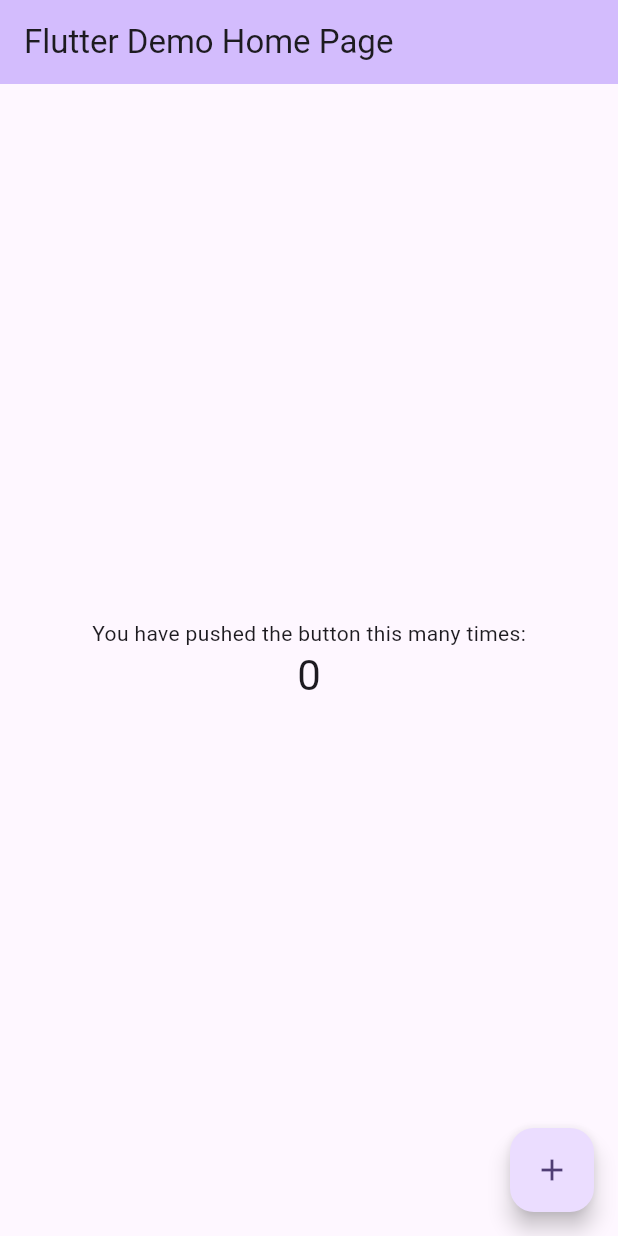
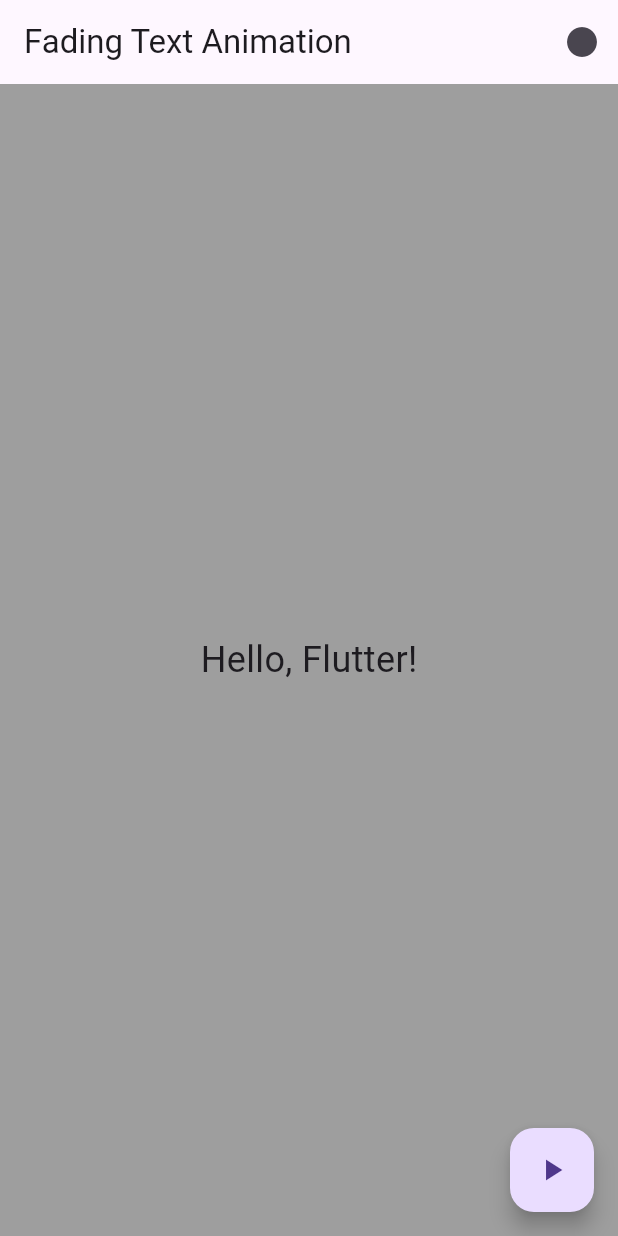
Before and after one commit to nuhs101/fading_text_app, a Flutter app: the screen it shows after launch, on a phone screen of 412 x 824 dp. Run offline on Flutter 3.47's test engine with Material 3 defaults, Android fonts, the phone set to English and light mode, and no system bars.

Commit message:
second screen and light and dark

```diff
--- a/lib/main.dart
+++ b/lib/main.dart
@@ -1,122 +1,119 @@
 import 'package:flutter/material.dart';
 
 void main() {
-  runApp(const MyApp());
+  runApp(MyApp());
 }
 
 class MyApp extends StatelessWidget {
   const MyApp({super.key});
 
-  // This widget is the root of your application.
   @override
   Widget build(BuildContext context) {
-    return MaterialApp(
-      title: 'Flutter Demo',
-      theme: ThemeData(
-        // This is the theme of your application.
-        //
-        // TRY THIS: Try running your application with "flutter run". You'll see
-        // the application has a purple toolbar. Then, without quitting the app,
-        // try changing the seedColor in the colorScheme below to Colors.green
-        // and then invoke "hot reload" (save your changes or press the "hot
-        // reload" button in a Flutter-supported IDE, or press "r" if you used
-        // the command line to start the app).
-        //
-        // Notice that the counter didn't reset back to zero; the application
-        // state is not lost during the reload. To reset the state, use hot
-        // restart instead.
-        //
-        // This works for code too, not just values: Most code changes can be
-        // tested with just a hot reload.
-        colorScheme: ColorScheme.fromSeed(seedColor: Colors.deepPurple),
-      ),
-      home: const MyHomePage(title: 'Flutter Demo Home Page'),
-    );
+    return MaterialApp(home: FadingTextAnimation());
   }
 }
 
-class MyHomePage extends StatefulWidget {
-  const MyHomePage({super.key, required this.title});
-
-  // This widget is the home page of your application. It is stateful, meaning
-  // that it has a State object (defined below) that contains fields that affect
-  // how it looks.
-
-  // This class is the configuration for the state. It holds the values (in this
-  // case the title) provided by the parent (in this case the App widget) and
-  // used by the build method of the State. Fields in a Widget subclass are
-  // always marked "final".
-
-  final String title;
+class FadingTextAnimation extends StatefulWidget {
+  const FadingTextAnimation({super.key});
 
   @override
-  State<MyHomePage> createState() => _MyHomePageState();
+  FadingTextAnimationState createState() => FadingTextAnimationState();
 }
 
-class _MyHomePageState extends State<MyHomePage> {
-  int _counter = 0;
+class FadingTextAnimationState extends State<FadingTextAnimation> {
+  bool _isVisible = true;
+  bool _mode = true;
+  void toggleVisibility() {
+    setState(() {
+      _isVisible = !_isVisible;
+    });
+  }
 
-  void _incrementCounter() {
+  void cycle() {
     setState(() {
-      // This call to setState tells the Flutter framework that something has
-      // changed in this State, which causes it to rerun the build method below
-      // so that the display can reflect the updated values. If we changed
-      // _counter without calling setState(), then the build method would not be
-      // called again, and so nothing would appear to happen.
-      _counter++;
+      _mode = !_mode;
     });
   }
 
   @override
   Widget build(BuildContext context) {
-    // This method is rerun every time setState is called, for instance as done
-    // by the _incrementCounter method above.
-    //
-    // The Flutter framework has been optimized to make rerunning build methods
-    // fast, so that you can just rebuild anything that needs updating rather
-    // than having to individually change instances of widgets.
     return Scaffold(
       appBar: AppBar(
-        // TRY THIS: Try changing the color here to a specific color (to
-        // Colors.amber, perhaps?) and trigger a hot reload to see the AppBar
-        // change color while the other colors stay the same.
-        backgroundColor: Theme.of(context).colorScheme.inversePrimary,
-        // Here we take the value from the MyHomePage object that was created by
-        // the App.build method, and use it to set our appbar title.
-        title: Text(widget.title),
+        title: Text('Fading Text Animation'),
+        actions: [IconButton(onPressed: cycle, icon: Icon(Icons.circle))],
       ),
-      body: Center(
-        // Center is a layout widget. It takes a single child and positions it
-        // in the middle of the parent.
-        child: Column(
-          // Column is also a layout widget. It takes a list of children and
-          // arranges them vertically. By default, it sizes itself to fit its
-          // children horizontally, and tries to be as tall as its parent.
-          //
-          // Column has various properties to control how it sizes itself and
-          // how it positions its children. Here we use mainAxisAlignment to
-          // center the children vertically; the main axis here is the vertical
-          // axis because Columns are vertical (the cross axis would be
-          // horizontal).
-          //
-          // TRY THIS: Invoke "debug painting" (choose the "Toggle Debug Paint"
-          // action in the IDE, or press "p" in the console), to see the
-          // wireframe for each widget.
-          mainAxisAlignment: MainAxisAlignment.center,
-          children: <Widget>[
-            const Text('You have pushed the button this many times:'),
-            Text(
-              '$_counter',
-              style: Theme.of(context).textTheme.headlineMedium,
-            ),
-          ],
+      body: SizedBox.expand(
+        child: AnimatedContainer(
+          duration: const Duration(milliseconds: 700),
+          curve: Curves.easeInOut,
+          color: _mode ? Colors.grey : Colors.lightBlue,
+          child: Column(
+            mainAxisAlignment: MainAxisAlignment.center,
+            children: [
+              AnimatedOpacity(
+                opacity: _isVisible ? 1.0 : 0.0,
+                duration: const Duration(seconds: 1),
+                child: Text('Hello, Flutter!', style: TextStyle(fontSize: 24)),
+              ),
+            ],
+          ),
         ),
       ),
       floatingActionButton: FloatingActionButton(
-        onPressed: _incrementCounter,
-        tooltip: 'Increment',
-        child: const Icon(Icons.add),
-      ), // This trailing comma makes auto-formatting nicer for build methods.
+        onPressed: toggleVisibility,
+        child: Icon(Icons.play_arrow),
+      ),
     );
   }
 }
+
+// Second Screen with FadeTransition
+class SecondScreen extends StatefulWidget {
+  const SecondScreen({super.key});
+
+  @override
+  State<SecondScreen> createState() => _SecondScreenState();
+}
+
+class _SecondScreenState extends State<SecondScreen>
+    with TickerProviderStateMixin {
+  late AnimationController _animationController;
+  late Animation<double> _fadeAnimation;
+
+  @override
+  void initState() {
+    super.initState();
+    _animationController = AnimationController(
+      duration: const Duration(seconds: 2),
+      vsync: this,
+    );
+
+    _fadeAnimation = Tween<double>(begin: 0.0, end: 1.0).animate(
+      CurvedAnimation(parent: _animationController, curve: Curves.easeInOut),
+    );
+
+    _animationController.forward();
+  }
+
+  @override
+  void dispose() {
+    _animationController.dispose();
+    super.dispose();
+  }
+
+  @override
+  Widget build(BuildContext context) {
+    return Scaffold(
+      appBar: AppBar(title: Text("Second Screen with FadeTransition")),
+      body: Center(
+        child: FadeTransition(
+          opacity: _fadeAnimation,
+          child: Text(
+            'This is the second screen with FadeTransition!',
+            style: TextStyle(fontSize: 24),
+          ),
+        ),
+      ),
+    );
+  }
+}
```
